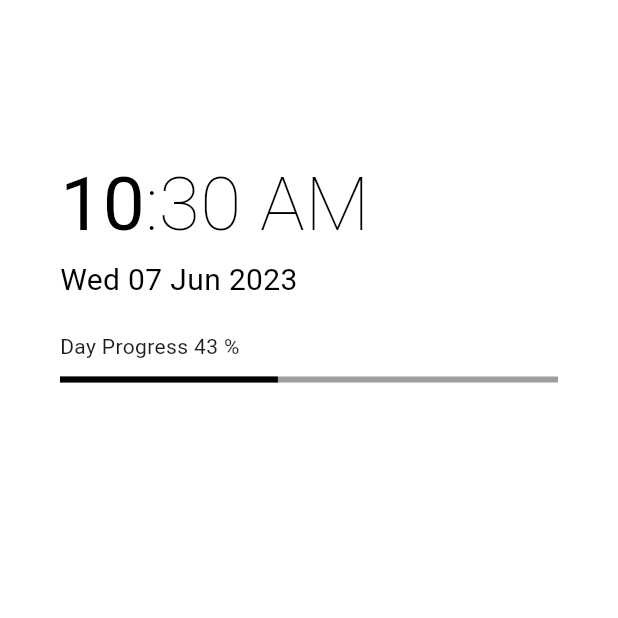
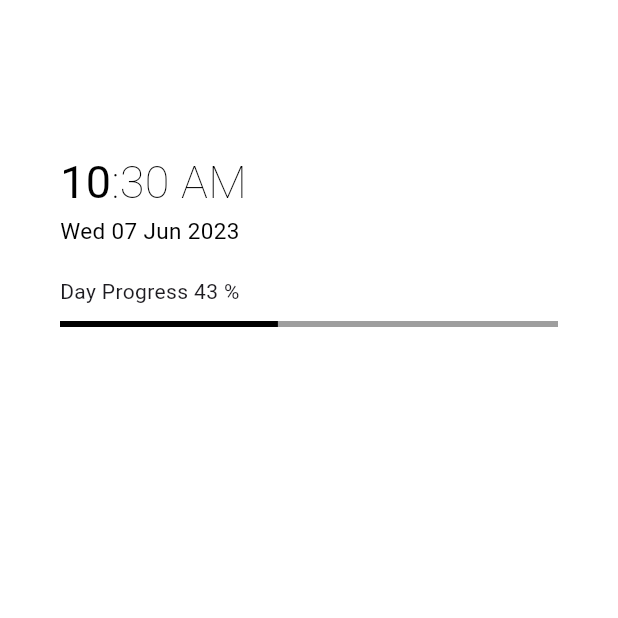
Before and after one commit to ksb2311/Launchy, a Flutter app: the screen it shows after launch, on a phone screen of 412 x 824 dp, the top half of it. Run offline on Flutter 3.47's test engine with Material 2 defaults, Android fonts, the phone set to English and light mode, and no system bars; missing offline and left inert: android_intent_plus, dart:ffi, device_apps.

Commit message:
search, widget and scroll bar updated

```diff
--- a/lib/page/homepage.dart
+++ b/lib/page/homepage.dart
@@ -86,6 +86,10 @@ class _HomePageState extends State<HomePage> {
     });
   }
 
+  void _clearText() {
+    _textEditingController.clear();
+  }
+
 // Gettinng first letter of appname
   String getFirstLetter(String appName) {
     return appName[0].toUpperCase();
@@ -130,6 +134,7 @@ class _HomePageState extends State<HomePage> {
                     mainAxisSize: MainAxisSize.min,
                     children: [
                       GestureDetector(
+                        onVerticalDragDown: (details) {},
                         onTap: () async {
                           Navigator.pop(context);
                           Navigator.push(
@@ -214,7 +219,7 @@ class _HomePageState extends State<HomePage> {
                                                   .format(DateTime.now()),
                                               style: TextStyle(
                                                 color: themeTextColor,
-                                                fontSize: 50,
+                                                fontSize: 30,
                                               ),
                                             ),
                                             Text(
@@ -223,7 +228,7 @@ class _HomePageState extends State<HomePage> {
                                                   .format(DateTime.now()),
                                               style: TextStyle(
                                                   color: themeTextColor,
-                                                  fontSize: 50,
+                                                  fontSize: 30,
                                                   fontWeight: FontWeight.w200),
                                             ),
                                           ],
@@ -236,7 +241,7 @@ class _HomePageState extends State<HomePage> {
                                               .format(DateTime.now()),
                                           style: TextStyle(
                                             color: themeTextColor,
-                                            fontSize: 20,
+                                            fontSize: 15,
                                           ),
                                         )
                                       : const SizedBox(),
@@ -475,13 +480,15 @@ class _HomePageState extends State<HomePage> {
                           child: Row(
                         children: [
                           SizedBox(
-                            width: MediaQuery.sizeOf(context).width - 50,
+                            // width: MediaQuery.sizeOf(context).width - 60,
+                            width: MediaQuery.sizeOf(context).width - 20,
                             child: Scrollbar(
-                              thumbVisibility: true,
                               controller: _scrollController,
-                              // scrollDirection: Axis.horizontal,
-                              scrollbarOrientation: ScrollbarOrientation.right,
                               interactive: true,
+                              // thumbVisibility: true,
+                              radius: const Radius.circular(10),
+                              // trackVisibility: true,
+                              thickness: 10,
                               child: ListView.separated(
                                 cacheExtent: 9999,
                                 controller: _scrollController,
@@ -584,8 +591,11 @@ class _HomePageState extends State<HomePage> {
                                                         GestureDetector(
                                                           onTap: () {
                                                             if (dockIconList
-                                                                    .length !=
-                                                                4) {
+                                                                        .length !=
+                                                                    4 &&
+                                                                !dockIconList
+                                                                    .contains(
+                                                                        appls)) {
                                                               setState(() {
                                                                 appops.addAppToDock(
                                                                     appls
@@ -761,36 +771,46 @@ class _HomePageState extends State<HomePage> {
                               ),
                             ),
                           ),
-                          Column(
-                            mainAxisAlignment: MainAxisAlignment.center,
-                            children: List.generate(
-                              alphabets.length,
-                              (index) => GestureDetector(
-                                onTap: () {
-                                  setState(() {
-                                    _currentIndex = index;
-                                  });
-                                  _scrollToItemStartingWith(
-                                      alphabets[_currentIndex]);
-                                },
-                                child: Padding(
-                                  padding:
-                                      const EdgeInsets.only(left: 10, right: 5),
-                                  child: Text(
-                                    alphabets[index],
-                                    style: TextStyle(
-                                      fontWeight: _currentIndex == index
-                                          ? FontWeight.bold
-                                          : FontWeight.normal,
-                                    ),
-                                  ),
-                                ),
-                              ),
-                            ),
-                          ),
+                          // Column(
+                          //   mainAxisAlignment: MainAxisAlignment.center,
+                          //   children: List.generate(
+                          //     alphabets.length,
+                          //     (index) => GestureDetector(
+                          //       onTap: () {
+                          //         setState(() {
+                          //           _currentIndex = index;
+                          //         });
+                          //         _scrollToItemStartingWith(
+                          //             alphabets[_currentIndex]);
+                          //       },
+                          //       child: Container(
+                          //         // margin: const EdgeInsets.all(2),
+                          //         padding: const EdgeInsets.only(
+                          //             left: 10, right: 10),
+                          //         decoration: BoxDecoration(
+                          //             color: _currentIndex == index
+                          //                 ? Colors.white
+                          //                 : Colors.transparent,
+                          //             borderRadius: BorderRadius.circular(20)),
+                          //         child: Text(
+                          //           alphabets[index],
+                          //           style: TextStyle(
+                          //             color: _currentIndex == index
+                          //                 ? Colors.blue
+                          //                 : Colors.white,
+                          //             fontWeight: _currentIndex == index
+                          //                 ? FontWeight.bold
+                          //                 : FontWeight.normal,
+                          //           ),
+                          //         ),
+                          //       ),
+                          //     ),
+                          //   ),
+                          // ),
                         ],
                       )),
                       TextField(
+                        controller: _textEditingController,
                         onSubmitted: (value) {
                           appops.openApps(appops.searchAppList[0]);
                         },
@@ -809,6 +829,18 @@ class _HomePageState extends State<HomePage> {
                             borderRadius: BorderRadius.circular(30.0),
                             borderSide: BorderSide.none,
                           ),
+                          suffixIcon: _textEditingController.text != ''
+                              ? IconButton(
+                                  icon: const Icon(Icons.clear),
+                                  onPressed: () {
+                                    _clearText();
+                                    setState(() {
+                                      appops.searchApp('');
+                                    });
+                                  },
+                                )
+                              : const Text(''),
+                          prefixIcon: const Icon(Icons.search),
                         ),
                         onChanged: (String value) {
                           setState(() {
@@ -824,19 +856,4 @@ class _HomePageState extends State<HomePage> {
       ),
     );
   }
-
-  void _scrollToItemStartingWith(String alphabet) {
-    for (int i = 0; i < appops.searchAppList.length; i++) {
-      if (appops.searchAppList[i].appName.startsWith(alphabet)) {
-        _scrollController.animateTo(
-          i * _itemExtent,
-          duration: const Duration(milliseconds: 500),
-          curve: Curves.easeInOut,
-        );
-        // print(alphabet.characters);
-        // print('alphabet.characters');
-        break;
-      }
-    }
-  }
 }
--- a/pubspec.yaml
+++ b/pubspec.yaml
@@ -23,6 +23,7 @@ dependencies:
   provider: ^6.0.3
   azlistview: ^2.0.0
   android_intent_plus: ^2.0.0
+  flutter_local_notifications: ^14.1.1
 
 dev_dependencies:
   flutter_test:
```
Also changed, not shown: lib/page/settings/settings.dart (+4 -4 lines), pubspec.lock, 15 other files.
